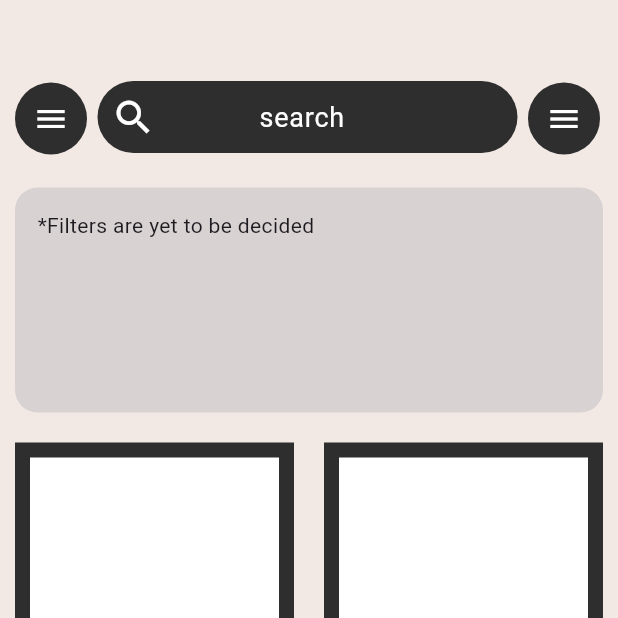
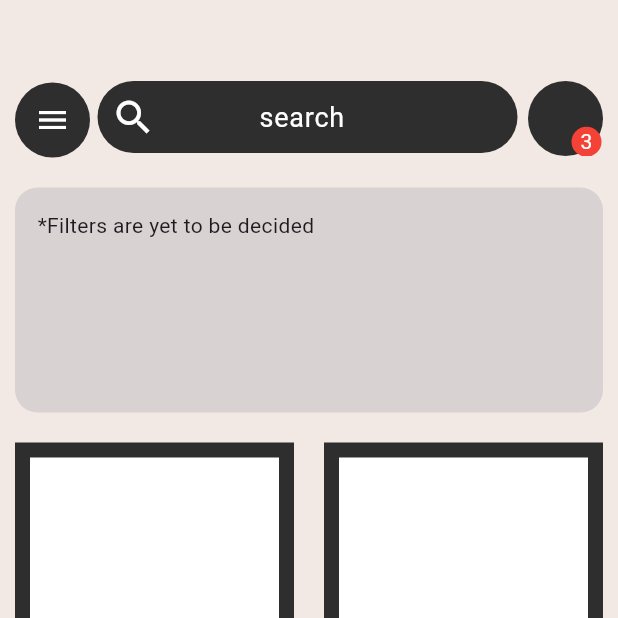
Before and after one commit to all-coder/circuitVault, a Flutter app: the screen it shows after launch, on a phone screen of 412 x 824 dp, the top half of it. Run offline on Flutter 3.47's test engine with Material 3 defaults, Android fonts, the phone set to English and light mode, and no system bars.

Commit message:
added the 'number of items in the shopping cart' widget

```diff
--- a/frontend/lib/screens/home.dart
+++ b/frontend/lib/screens/home.dart
@@ -25,6 +25,8 @@ class Home extends StatelessWidget {
                     left: 10,
                     top: 15,
                     child: Container(
+                      height: 50,
+                      width: 50,
                       padding: const EdgeInsets.all(12),
                       decoration: BoxDecoration(
                         borderRadius: BorderRadius.circular(100),
@@ -71,21 +73,40 @@ class Home extends StatelessWidget {
                     ),
                   ),
 
-                  // Right-side menu icon
                   Positioned(
-                    top: 15,
+                    top: 14,
                     left: (MediaQuery.of(context).size.width - 60).toDouble(),
                     child: Container(
-                      padding: const EdgeInsets.all(12),
+                        height: 50,
+                        width: 50,
+                        //padding: const EdgeInsets.all(12),
                         decoration: BoxDecoration(
                           borderRadius: BorderRadius.circular(100),
                           color: const Color(0xff2F2E2E),
                         ),
-                      child: const Icon(
-                        Icons.menu,
+                        child: Stack(
+                          children: [
+                            Positioned(
+                              top: 30.5,
+                              right: 1,
+                              child: Container(
+                                height: 20,
+                                width: 20,
+                                decoration: BoxDecoration(
+                                  borderRadius: BorderRadius.circular(50),
+                                  color: Colors.red,
+                                ),
+                                child: const Text(
+                                  "3",
+                                  style: TextStyle(
                                     color: Colors.white,
                                   ),
+                                  textAlign: TextAlign.center,
                                 ),
+                              ),
+                            ),
+                          ],
+                        )),
                   ),
                 ],
               ),
```
Lines whose indentation alone changed are shown as unchanged.
